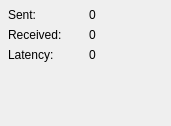
Above: src/desktop/ui/netstats.ui from drawpile/Drawpile before the change. Below: the same form after it.
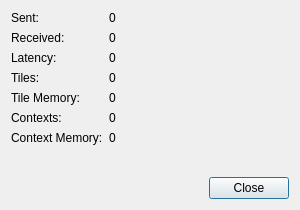
That is the form after the change.

Commit message:
Add memory pool usage to statistics dialog
Showing the memory use of the tile memory pool and draw contexts.

Patch:
```diff
--- a/src/desktop/ui/netstats.ui
+++ b/src/desktop/ui/netstats.ui
@@ -1,31 +1,26 @@
 <?xml version="1.0" encoding="UTF-8"?>
 <ui version="4.0">
  <class>NetStats</class>
- <widget class="QWidget" name="NetStats">
+ <widget class="QDialog" name="NetStats">
   <property name="geometry">
    <rect>
     <x>0</x>
     <y>0</y>
-    <width>171</width>
-    <height>126</height>
+    <width>300</width>
+    <height>210</height>
    </rect>
   </property>
   <property name="windowTitle">
    <string>Statistics</string>
   </property>
-  <layout class="QGridLayout">
-   <property name="leftMargin">
-    <number>8</number>
-   </property>
-   <property name="topMargin">
-    <number>8</number>
-   </property>
-   <property name="rightMargin">
-    <number>8</number>
-   </property>
-   <property name="bottomMargin">
-    <number>8</number>
-   </property>
+  <layout class="QFormLayout">
+   <item row="0" column="0">
+    <widget class="QLabel">
+     <property name="text">
+      <string>Sent:</string>
+     </property>
+    </widget>
+   </item>
    <item row="0" column="1">
     <widget class="QLabel" name="sentLabel">
      <property name="text">
@@ -36,6 +31,13 @@
      </property>
     </widget>
    </item>
+   <item row="1" column="0">
+    <widget class="QLabel">
+     <property name="text">
+      <string>Received:</string>
+     </property>
+    </widget>
+   </item>
    <item row="1" column="1">
     <widget class="QLabel" name="recvLabel">
      <property name="text">
@@ -63,21 +65,56 @@
      </property>
     </widget>
    </item>
-   <item row="0" column="0">
-    <widget class="QLabel">
-     <property name="text">
-      <string>Sent:</string>
-     </property>
-    </widget>
-   </item>
-   <item row="1" column="0">
-    <widget class="QLabel">
-     <property name="text">
-      <string>Received:</string>
-     </property>
-    </widget>
-   </item>
    <item row="3" column="0">
+    <widget class="QLabel">
+     <property name="text">
+      <string>Tiles:</string>
+     </property>
+    </widget>
+   </item>
+   <item row="3" column="1">
+    <widget class="QLabel" name="tilesLabel">
+     <property name="text">
+      <string notr="true">0</string>
+     </property>
+    </widget>
+   </item>
+   <item row="4" column="0">
+    <widget class="QLabel">
+     <property name="text">
+      <string>Tile Memory:</string>
+     </property>
+    </widget>
+   </item>
+   <item row="4" column="1">
+    <widget class="QLabel" name="tileMemoryLabel">
+     <property name="text">
+      <string notr="true">0</string>
+     </property>
+    </widget>
+   </item>
+   <item row="5" column="0">
+    <widget class="QLabel">
+     <property name="text">
+      <string>Contexts:</string>
+     </property>
+    </widget>
+   </item>
+   <item row="6" column="0">
+    <widget class="QLabel">
+     <property name="text">
+      <string>Context Memory:</string>
+     </property>
+    </widget>
+   </item>
+   <item row="6" column="1">
+    <widget class="QLabel" name="contextMemoryLabel">
+     <property name="text">
+      <string notr="true">0</string>
+     </property>
+    </widget>
+   </item>
+   <item row="7" column="0">
     <spacer>
      <property name="orientation">
       <enum>Qt::Vertical</enum>
@@ -85,11 +122,25 @@
      <property name="sizeHint" stdset="0">
       <size>
        <width>20</width>
-       <height>40</height>
+       <height>0</height>
       </size>
      </property>
     </spacer>
    </item>
+   <item row="8" column="0" colspan="2">
+    <widget class="QDialogButtonBox" name="buttonBox">
+     <property name="standardButtons">
+      <set>QDialogButtonBox::Close</set>
+     </property>
+    </widget>
+   </item>
+   <item row="5" column="1">
+    <widget class="QLabel" name="contextsLabel">
+     <property name="text">
+      <string notr="true">0</string>
+     </property>
+    </widget>
+   </item>
   </layout>
  </widget>
  <resources/>
```
Left out of the diff: 35 changed lines with no effect on the pictures. The commit also changes 12 other files.
